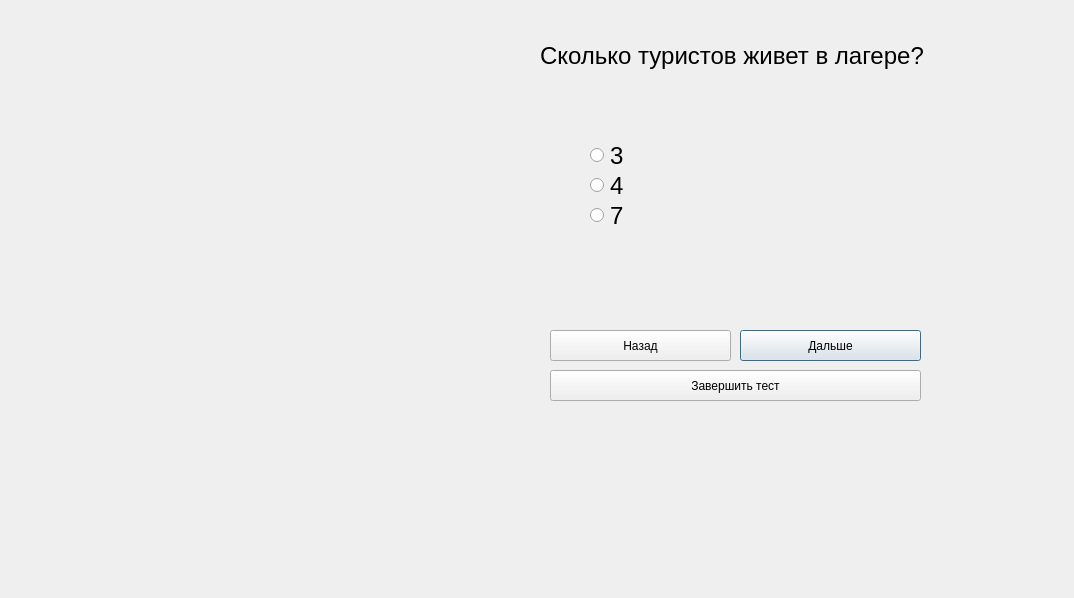
First picture: the form in DMCF/testform4.ui, repository SACRED448/Group_Project-UP-, before the edit.
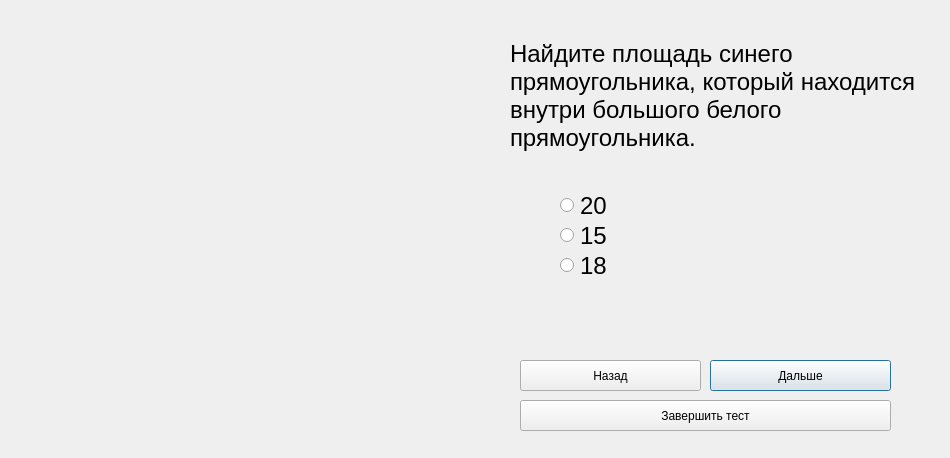
Second picture: the form after the edit.

```diff
--- a/DMCF/testform4.ui
+++ b/DMCF/testform4.ui
@@ -6,8 +6,8 @@
    <rect>
     <x>0</x>
     <y>0</y>
-    <width>1074</width>
-    <height>598</height>
+    <width>950</width>
+    <height>458</height>
    </rect>
   </property>
   <property name="windowTitle">
@@ -16,8 +16,8 @@
   <widget class="QPushButton" name="next_pushButton_2">
    <property name="geometry">
     <rect>
-     <x>740</x>
-     <y>330</y>
+     <x>710</x>
+     <y>360</y>
      <width>181</width>
      <height>31</height>
     </rect>
@@ -26,11 +26,24 @@
     <string>Дальше</string>
    </property>
   </widget>
+  <widget class="QLabel" name="image">
+   <property name="geometry">
+    <rect>
+     <x>50</x>
+     <y>40</y>
+     <width>411</width>
+     <height>341</height>
+    </rect>
+   </property>
+   <property name="text">
+    <string/>
+   </property>
+  </widget>
   <widget class="QPushButton" name="back_pushButton">
    <property name="geometry">
     <rect>
-     <x>550</x>
-     <y>330</y>
+     <x>520</x>
+     <y>360</y>
      <width>181</width>
      <height>31</height>
     </rect>
@@ -39,13 +52,44 @@
     <string>Назад</string>
    </property>
   </widget>
+  <widget class="QPushButton" name="finish_pushButton">
+   <property name="geometry">
+    <rect>
+     <x>520</x>
+     <y>400</y>
+     <width>371</width>
+     <height>31</height>
+    </rect>
+   </property>
+   <property name="text">
+    <string>Завершить тест</string>
+   </property>
+  </widget>
+  <widget class="QRadioButton" name="radioButton_3">
+   <property name="geometry">
+    <rect>
+     <x>560</x>
+     <y>250</y>
+     <width>61</width>
+     <height>31</height>
+    </rect>
+   </property>
+   <property name="font">
+    <font>
+     <pointsize>18</pointsize>
+    </font>
+   </property>
+   <property name="text">
+    <string>18</string>
+   </property>
+  </widget>
   <widget class="QLabel" name="question">
    <property name="geometry">
     <rect>
-     <x>540</x>
-     <y>0</y>
+     <x>510</x>
+     <y>30</y>
      <width>419</width>
-     <height>111</height>
+     <height>131</height>
     </rect>
    </property>
    <property name="sizePolicy">
@@ -78,7 +122,7 @@
     <number>-2</number>
    </property>
    <property name="text">
-    <string>Сколько туристов живет в лагере?</string>
+    <string>Найдите площадь синего прямоугольника, который находится внутри большого белого прямоугольника.  </string>
    </property>
    <property name="textFormat">
     <enum>Qt::AutoText</enum>
@@ -93,24 +137,11 @@
     <bool>false</bool>
    </property>
   </widget>
-  <widget class="QPushButton" name="finish_pushButton">
-   <property name="geometry">
-    <rect>
-     <x>550</x>
-     <y>370</y>
-     <width>371</width>
-     <height>31</height>
-    </rect>
-   </property>
-   <property name="text">
-    <string>Завершить тест</string>
-   </property>
-  </widget>
   <widget class="QRadioButton" name="radioButton">
    <property name="geometry">
     <rect>
-     <x>590</x>
-     <y>140</y>
+     <x>560</x>
+     <y>190</y>
      <width>51</width>
      <height>31</height>
     </rect>
@@ -127,14 +158,14 @@
     <string/>
    </property>
    <property name="text">
-    <string>3</string>
+    <string>20</string>
    </property>
   </widget>
   <widget class="QRadioButton" name="radioButton_2">
    <property name="geometry">
     <rect>
-     <x>590</x>
-     <y>170</y>
+     <x>560</x>
+     <y>220</y>
      <width>51</width>
      <height>31</height>
     </rect>
@@ -148,38 +179,7 @@
     <enum>Qt::LeftToRight</enum>
    </property>
    <property name="text">
-    <string>4</string>
-   </property>
-  </widget>
-  <widget class="QRadioButton" name="radioButton_3">
-   <property name="geometry">
-    <rect>
-     <x>590</x>
-     <y>200</y>
-     <width>61</width>
-     <height>31</height>
-    </rect>
-   </property>
-   <property name="font">
-    <font>
-     <pointsize>18</pointsize>
-    </font>
-   </property>
-   <property name="text">
-    <string>7</string>
-   </property>
-  </widget>
-  <widget class="QLabel" name="image">
-   <property name="geometry">
-    <rect>
-     <x>20</x>
-     <y>20</y>
-     <width>411</width>
-     <height>331</height>
-    </rect>
-   </property>
-   <property name="text">
-    <string/>
+    <string>15</string>
    </property>
   </widget>
  </widget>
```
Left out of the diff: 6 changed lines with no effect on the pictures.
